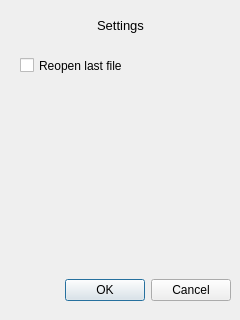
The window that src/gui/settingswindow.ui (Kaifolog/TME) describes before a commit, drawn with Qt 5.
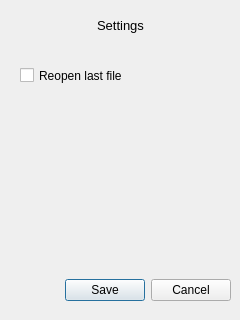
The same window after the commit.

Commit message: add(gui): reopen checkbox to the settings

Patch:
```diff
--- a/src/gui/settingswindow.ui
+++ b/src/gui/settingswindow.ui
@@ -26,7 +26,7 @@
     <enum>Qt::Horizontal</enum>
    </property>
    <property name="standardButtons">
-    <set>QDialogButtonBox::Cancel|QDialogButtonBox::Ok</set>
+    <set>QDialogButtonBox::Cancel|QDialogButtonBox::Save</set>
    </property>
   </widget>
   <widget class="QLabel" name="settings_label">
@@ -54,7 +54,7 @@
    <property name="geometry">
     <rect>
      <x>20</x>
-     <y>50</y>
+     <y>60</y>
      <width>201</width>
      <height>31</height>
     </rect>
```
Left out of the diff: 19 changed lines with no effect on the pictures. The commit also changes 4 other files.
